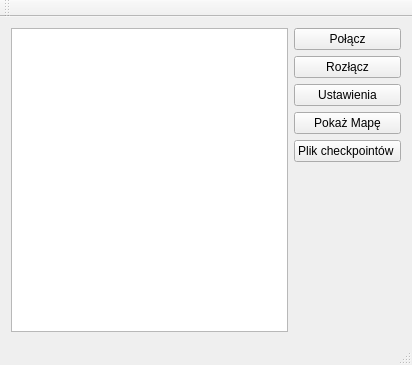
First picture: the form in mainwindow.ui, repository EddieTheHead/ERTCudQt, before the edit.
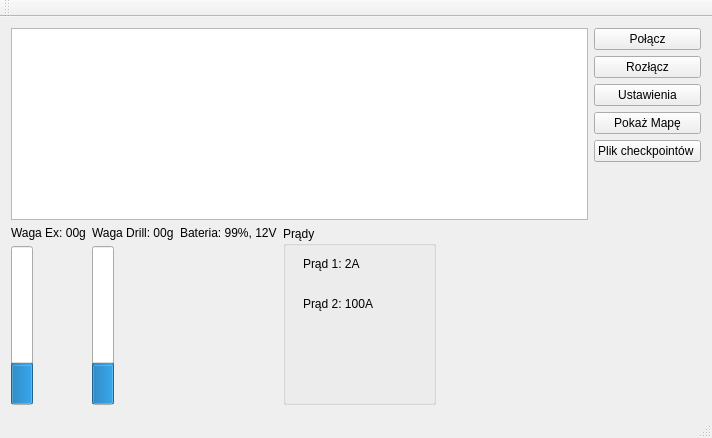
Second picture: the form after the edit. Custom widgets are drawn as their Qt base class.

Commit message: Dodanie kontrolek wagi i baterii

What changed in the file:
```diff
--- a/mainwindow.ui
+++ b/mainwindow.ui
@@ -6,8 +6,8 @@
    <rect>
     <x>0</x>
     <y>0</y>
-    <width>412</width>
-    <height>365</height>
+    <width>712</width>
+    <height>438</height>
    </rect>
   </property>
   <property name="windowTitle">
@@ -15,10 +15,165 @@
   </property>
   <widget class="QWidget" name="centralWidget">
    <layout class="QGridLayout" name="gridLayout">
+    <item row="1" column="0">
+     <layout class="QHBoxLayout" name="horizontalLayout_2">
+      <item>
+       <layout class="QVBoxLayout" name="verticalLayout_Scales_Ex">
+        <item>
+         <widget class="QLabel" name="label_scales_Ex">
+          <property name="text">
+           <string>Waga Ex: 00g</string>
+          </property>
+         </widget>
+        </item>
+        <item>
+         <widget class="QProgressBar" name="progressBar_Scales_Ex">
+          <property name="value">
+           <number>24</number>
+          </property>
+          <property name="orientation">
+           <enum>Qt::Vertical</enum>
+          </property>
+         </widget>
+        </item>
+       </layout>
+      </item>
+      <item>
+       <layout class="QVBoxLayout" name="verticalLayout_Scales_drill">
+        <item>
+         <widget class="QLabel" name="label_scales_drill">
+          <property name="text">
+           <string>Waga Drill: 00g</string>
+          </property>
+         </widget>
+        </item>
+        <item>
+         <widget class="QProgressBar" name="progressBar_Scales_drill">
+          <property name="value">
+           <number>24</number>
+          </property>
+          <property name="orientation">
+           <enum>Qt::Vertical</enum>
+          </property>
+         </widget>
+        </item>
+       </layout>
+      </item>
+      <item>
+       <layout class="QVBoxLayout" name="verticalLayout_battery">
+        <item>
+         <widget class="QLabel" name="label_Batery">
+          <property name="text">
+           <string>Bateria: 99%, 12V</string>
+          </property>
+         </widget>
+        </item>
+        <item>
+         <widget class="BateriaBar" name="bateriabar" native="true">
+          <property name="sizePolicy">
+           <sizepolicy hsizetype="Fixed" vsizetype="Expanding">
+            <horstretch>0</horstretch>
+            <verstretch>0</verstretch>
+           </sizepolicy>
+          </property>
+          <property name="minimumSize">
+           <size>
+            <width>21</width>
+            <height>0</height>
+           </size>
+          </property>
+         </widget>
+        </item>
+       </layout>
+      </item>
+      <item>
+       <widget class="QGroupBox" name="groupBox_Amper">
+        <property name="sizePolicy">
+         <sizepolicy hsizetype="MinimumExpanding" vsizetype="Preferred">
+          <horstretch>0</horstretch>
+          <verstretch>0</verstretch>
+         </sizepolicy>
+        </property>
+        <property name="minimumSize">
+         <size>
+          <width>20</width>
+          <height>0</height>
+         </size>
+        </property>
+        <property name="title">
+         <string>Prądy</string>
+        </property>
+        <widget class="QLabel" name="label_Amper1">
+         <property name="geometry">
+          <rect>
+           <x>20</x>
+           <y>30</y>
+           <width>91</width>
+           <height>16</height>
+          </rect>
+         </property>
+         <property name="sizePolicy">
+          <sizepolicy hsizetype="Expanding" vsizetype="Preferred">
+           <horstretch>0</horstretch>
+           <verstretch>0</verstretch>
+          </sizepolicy>
+         </property>
+         <property name="text">
+          <string>Prąd 1: 2A</string>
+         </property>
+         <property name="textFormat">
+          <enum>Qt::RichText</enum>
+         </property>
+        </widget>
+        <widget class="QLabel" name="label_Amper2">
+         <property name="geometry">
+          <rect>
+           <x>20</x>
+           <y>70</y>
+           <width>101</width>
+           <height>16</height>
+          </rect>
+         </property>
+         <property name="sizePolicy">
+          <sizepolicy hsizetype="Expanding" vsizetype="Preferred">
+           <horstretch>0</horstretch>
+           <verstretch>0</verstretch>
+          </sizepolicy>
+         </property>
+         <property name="frameShape">
+          <enum>QFrame::NoFrame</enum>
+         </property>
+         <property name="frameShadow">
+          <enum>QFrame::Plain</enum>
+         </property>
+         <property name="text">
+          <string>Prąd 2: 100A</string>
+         </property>
+         <property name="textFormat">
+          <enum>Qt::RichText</enum>
+         </property>
+        </widget>
+       </widget>
+      </item>
+      <item>
+       <spacer name="horizontalSpacer">
+        <property name="orientation">
+         <enum>Qt::Horizontal</enum>
+        </property>
+        <property name="sizeHint" stdset="0">
+         <size>
+          <width>40</width>
+          <height>20</height>
+         </size>
+        </property>
+       </spacer>
+      </item>
+     </layout>
+    </item>
     <item row="0" column="0">
      <widget class="QPlainTextEdit" name="plainTextEditLog"/>
     </item>
-    <item row="0" column="1">
+    <item row="0" column="3">
      <layout class="QVBoxLayout" name="verticalLayoutButtons">
       <item>
        <widget class="QPushButton" name="pushButtonConnect">
@@ -93,6 +248,14 @@
   <widget class="QStatusBar" name="statusBar"/>
  </widget>
  <layoutdefault spacing="6" margin="11"/>
+ <customwidgets>
+  <customwidget>
+   <class>BateriaBar</class>
+   <extends>QWidget</extends>
+   <header>bateriabar.h</header>
+   <container>1</container>
+  </customwidget>
+ </customwidgets>
  <resources/>
  <connections/>
 </ui>
```
Left out of the diff: 2 changed lines with no effect on the pictures. The commit also changes 2 other files.
